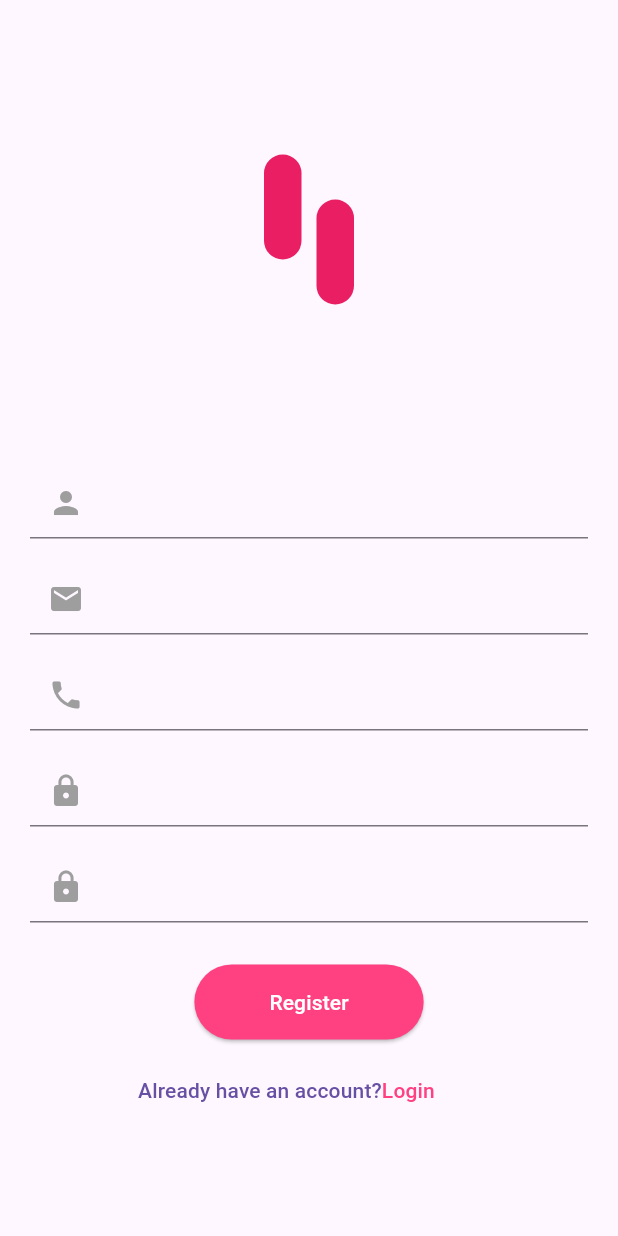
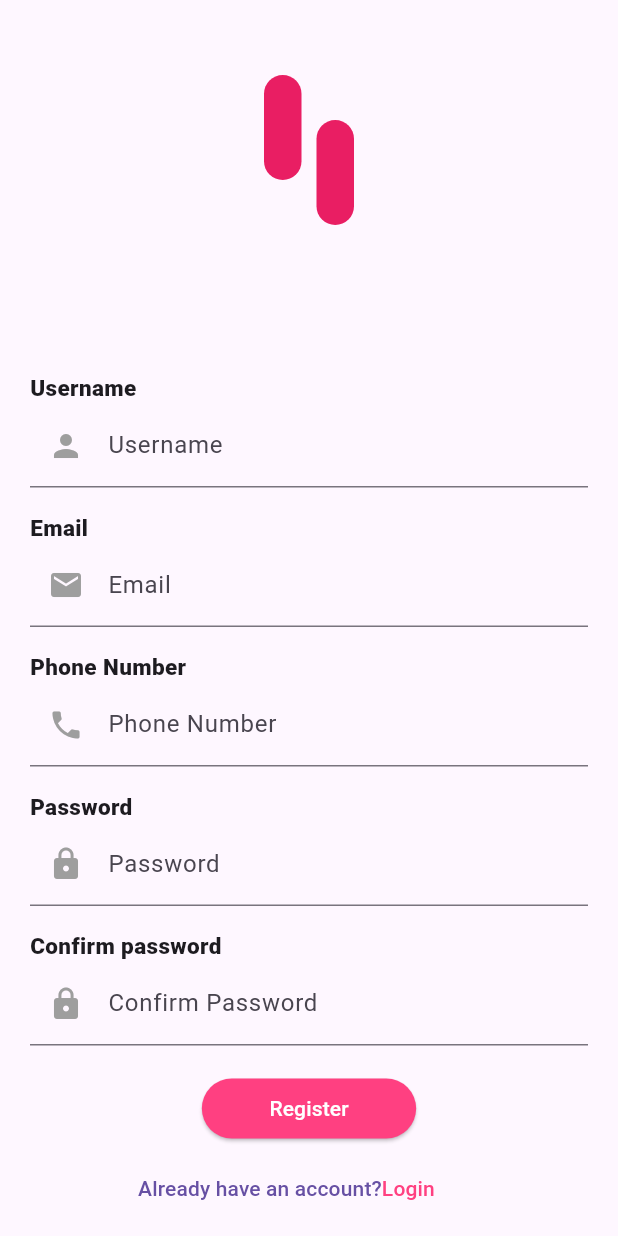
Before and after one commit to nyiringabocaleb26/dart, a Flutter app: the RegisterScreen screen opened directly, on a phone screen of 412 x 824 dp. Run offline on Flutter 3.47's test engine with Material 3 defaults, Android fonts, the light colour scheme and no system bars.

Commit message:
calebs commit

```diff
--- a/lib/screens/registerscreen.dart
+++ b/lib/screens/registerscreen.dart
@@ -11,7 +11,7 @@ class RegisterScreen extends StatelessWidget {
           mainAxisAlignment: MainAxisAlignment.center,
           children: [
             Container(
-                margin: EdgeInsets.fromLTRB(0, 0, 0, 80),
+                margin: EdgeInsets.fromLTRB(0, 0, 0,90),
               child: Row(
                   mainAxisAlignment: MainAxisAlignment.center,
                   spacing: 10,
@@ -34,17 +34,25 @@ class RegisterScreen extends StatelessWidget {
                   ],
                 ),
             ),
-            SizedBox(height: 20),
-            _Input(Icons.person, "Username"),
-            _Input(Icons.email, "Email"),
-            _Input(Icons.phone, "Phone Number"),
-            _Input(Icons.lock, "Password", isPassword: true),
-            _Input(Icons.lock, "Confirm Password", isPassword: true,),
-            SizedBox(height: 20),
+            // SizedBox(height: 20),
+
+            Container(
+              margin: EdgeInsets.fromLTRB(0, 0, 0, 0),
+              child: Column(
+                children: [
+                  Input(Icons.person,"Username","Username" ),
+                  Input(Icons.email, "Email","Email"),
+                  Input(Icons.phone, "Phone Number","Phone Number"),
+                  Input(Icons.lock, "Password","Password",isPassword: true),
+                  Input(Icons.lock, "Confirm Password","Confirm password", isPassword: true),
+                ],
+              ),
+            ),
+            SizedBox(height: 10),
             ElevatedButton(
               style: ElevatedButton.styleFrom(
                 backgroundColor: Colors.pinkAccent,
-                padding: EdgeInsets.symmetric(horizontal: 50, vertical: 15),
+                padding: EdgeInsets.symmetric(horizontal: 45, vertical: 10),
               ),
               onPressed: () {
                 Navigator.push(
@@ -54,7 +62,7 @@ class RegisterScreen extends StatelessWidget {
               },
               child: Text("Register", style: TextStyle(color: Colors.white)),
             ),
-            SizedBox(height: 10),
+            SizedBox(height: 5),
             TextButton(
               onPressed: () {},
 
@@ -76,16 +84,33 @@ class RegisterScreen extends StatelessWidget {
       ),
     );
   }
+  Widget Input(IconData icon, String hint,String label, {bool isPassword = false}) {
+    return Padding(
 
-  Widget _Input(IconData icon, String hint, {bool isPassword = false}) {
-    return Padding(
       padding: const EdgeInsets.symmetric(vertical: 8.0),
-      child: TextFormField(
-        obscureText: isPassword,
-        decoration: InputDecoration(
-          prefixIcon: Icon(icon, color: Colors.grey),
+      child: Column(
+        crossAxisAlignment: CrossAxisAlignment.start,
+        children: [
+          Container(
+            margin: EdgeInsets.fromLTRB(0, 0,120, 0),
+            child: Text(
+              label,
+              style:TextStyle(
+                fontWeight: FontWeight.w900,
+                fontSize: 15,
 
-        ),
+              ) ,
+            ),
+          ),
+          TextFormField(
+            obscureText: isPassword,
+            decoration: InputDecoration(
+              labelText: hint,
+              prefixIcon: Icon(icon, color: Colors.grey),
+
+            ),
+          ),
+        ],
       ),
     );
   }
```
